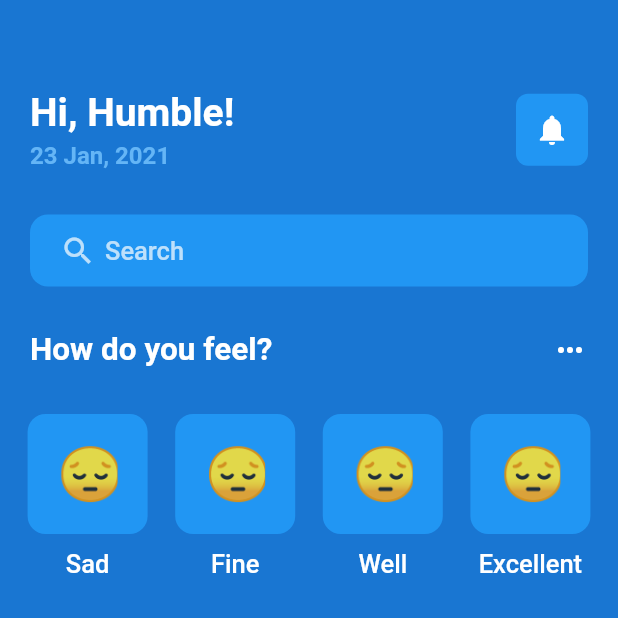
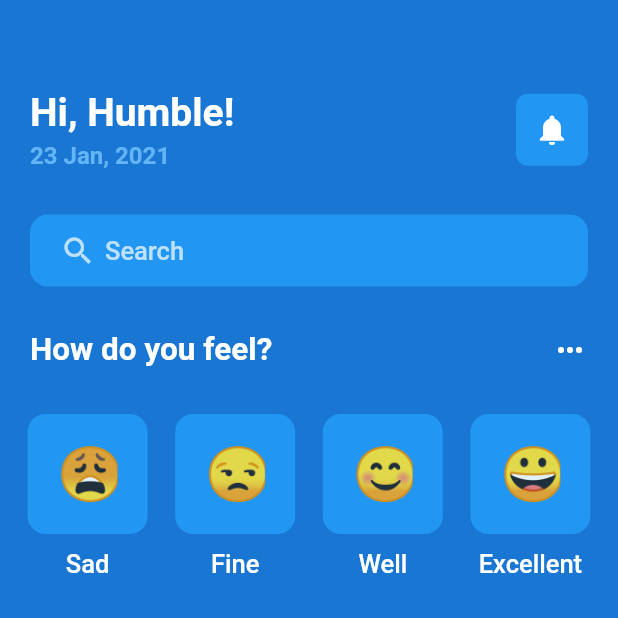
Before and after one commit to HumbleGh/eatsy, a Flutter app: the screen it shows after launch, after a tap on "Log in", on a phone screen of 412 x 824 dp, the top half of it. Run offline on Flutter 3.47's test engine with Material 2 defaults, Android fonts, the phone set to English and light mode, and no system bars; our stand-ins replace gap, get.

Commit message:
minor updates

```diff
--- a/lib/screens/welcome_screen.dart
+++ b/lib/screens/welcome_screen.dart
@@ -87,15 +87,26 @@ class _WelcomeScreenState extends State<WelcomeScreen> {
               text: 'How do you feel?',
             ),
             Gap(AppLayout.getHeight(30)),
-            Row(
+            const Row(
               mainAxisAlignment: MainAxisAlignment.spaceEvenly,
               children: [
-                FancyIconText(emoji: '😔', text: 'Sad'),
-                FancyIconText(emoji: '😔', text: 'Fine'),
-                FancyIconText(emoji: '😔', text: 'Well'),
-                FancyIconText(emoji: '😔', text: 'Excellent'),
+                FancyIconText(emoji: '😩', text: 'Sad'),
+                FancyIconText(emoji: '😒', text: 'Fine'),
+                FancyIconText(emoji: '😊', text: 'Well'),
+                FancyIconText(emoji: '😀', text: 'Excellent'),
               ],
-            )
+            ),
+            Gap(AppLayout.getHeight(30)),
+            // SizedBox(
+            //   height: double.infinity,
+            //   width: double.infinity,
+            //   child: Container(
+            //     decoration: BoxDecoration(color: Colors.white),
+            //     child: Column(
+            //       children: [const TextMore(text: 'Exercises')],
+            //     ),
+            //   ),
+            // )
           ],
         ));
   }
--- a/lib/widgets/fancy_icon_text.dart
+++ b/lib/widgets/fancy_icon_text.dart
@@ -10,8 +10,7 @@ class FancyIconText extends StatelessWidget {
 
   @override
   Widget build(BuildContext context) {
-    return Container(
-      child: Row(
+    return Row(
       children: [
         Column(
           children: [
@@ -28,7 +27,7 @@ class FancyIconText extends StatelessWidget {
               child: Text(
                 emoji,
                 textAlign: TextAlign.center,
-                  style: TextStyle(fontSize: 35),
+                style: const TextStyle(fontSize: 35),
               ),
             ),
             Gap(AppLayout.getHeight(10)),
@@ -39,7 +38,6 @@ class FancyIconText extends StatelessWidget {
           ],
         )
       ],
-      ),
     );
   }
 }
```
Lines whose indentation alone changed are shown as unchanged.
